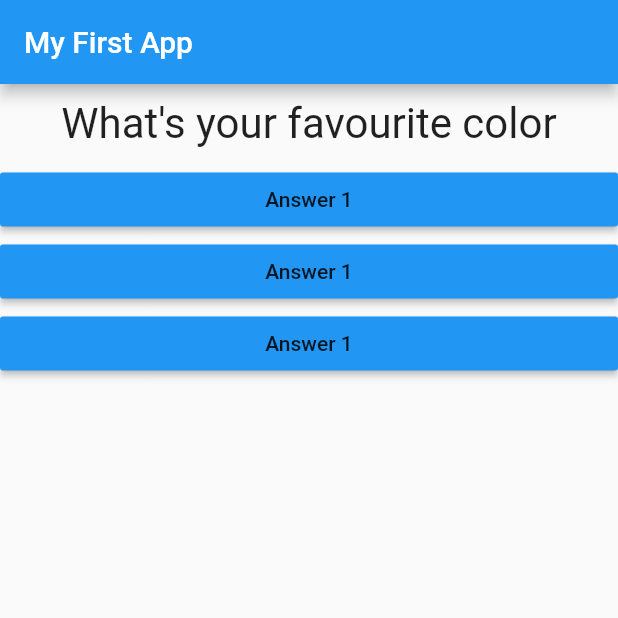
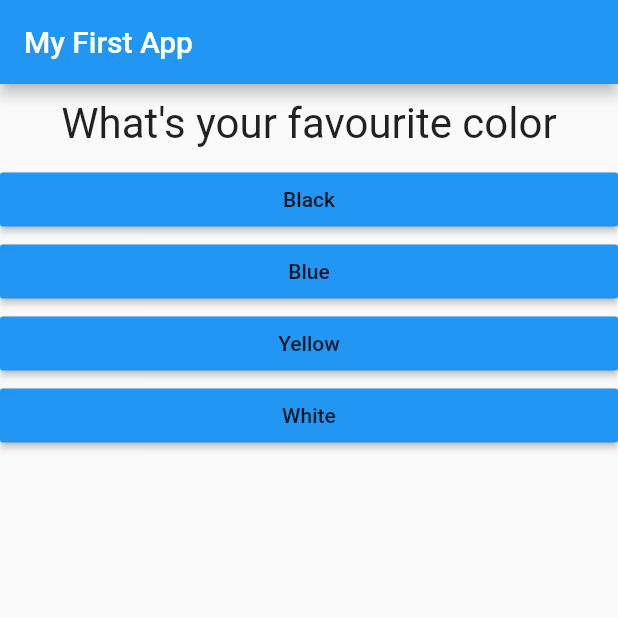
Before and after one commit to dsadasivani/quiz_app, a Flutter app: the screen it shows after launch, on a phone screen of 412 x 824 dp, the top half of it. Run offline on Flutter 3.47's test engine with Material 2 defaults, Android fonts, the phone set to English and light mode, and no system bars.

Commit message:
map implementation in flutter

```diff
--- a/lib/answer.dart
+++ b/lib/answer.dart
@@ -2,14 +2,15 @@ import 'package:flutter/material.dart';
 
 class Answer extends StatelessWidget {
   final Function handler;
-  Answer(this.handler);
+  final String answerText;
+  Answer(this.handler, this.answerText);
   @override
   Widget build(BuildContext context) {
     return Container(
       width: double.infinity,
       child: RaisedButton(
         color: Colors.blue,
-        child: Text('Answer 1'),
+        child: Text(answerText),
         onPressed: handler,
       ),
     );
--- a/lib/main.dart
+++ b/lib/main.dart
@@ -29,21 +29,36 @@ class _MyAppState extends State<MyApp> {
 
   @override
   Widget build(BuildContext context) {
-    var questions = [
-      'What\'s your favourite color',
-      'What\'s your favourite animal',
+    const questions = const [
+      {
+        'questionText': 'What\'s your favourite color',
+        'answers': ['Black', 'Blue', 'Yellow', 'White'],
+      },
+      {
+        'questionText': 'What\'s your favourite animal',
+        'answers': ['Horse', 'Hippo', 'Tiger', 'Cheetah'],
+      },
+      {
+        'questionText': 'What\'s your favourite Hero',
+        'answers': ['Yash', 'AA', 'NTR', 'Ram Charan'],
+      },
     ];
     return MaterialApp(
       home: Scaffold(
         appBar: AppBar(
           title: Text('My First App'),
         ),
-        body: Column(children: [
-          Question(questions[_questionIndex]),
-          Answer(_answerQuestions),
-          Answer(_answerQuestions),
-          Answer(_answerQuestions),
-        ]),
+        body: Column(
+          children: [
+            Question(
+              questions[_questionIndex]['questionText'],
+            ),
+            ...(questions[_questionIndex]['answers'] as List<String>)
+                .map((answer) {
+              return Answer(_answerQuestions, answer);
+            }).toList(),
+          ],
+        ),
       ),
     );
   }
```
